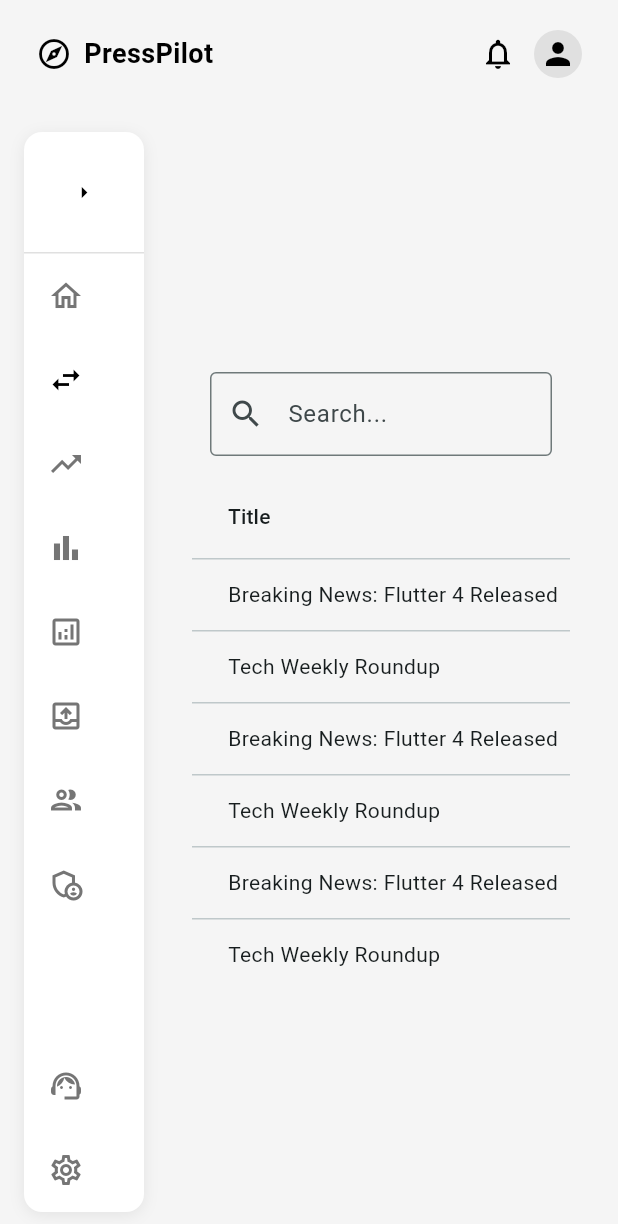
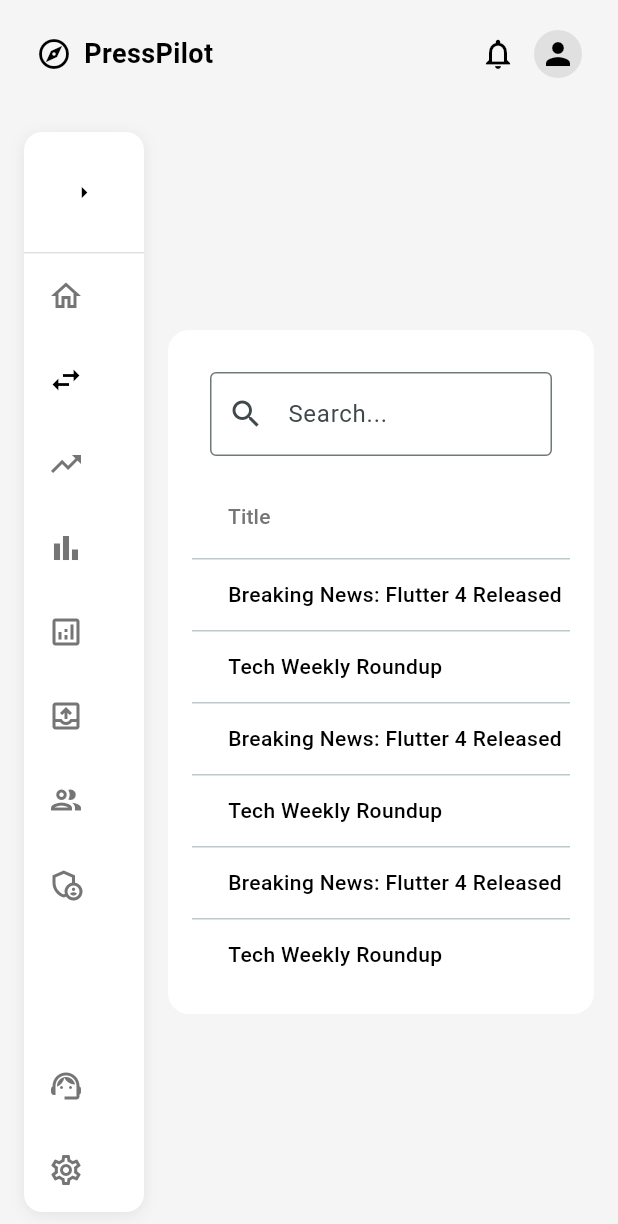
Before and after one commit to DebdaruDG/NewsForg, a Flutter app: the ContentScreen screen opened by its route, on a phone screen of 412 x 824 dp. Shown: the top 1224 px of the screen. Run offline on Flutter 3.47's test engine with Material 3 defaults, Android fonts, the phone set to English and light mode, and no system bars; our stand-ins replace go_router.

Commit message:
UI Updaytes

```diff
--- a/B2B Portal/lib/screens/content/content_screen.dart
+++ b/B2B Portal/lib/screens/content/content_screen.dart
@@ -1,4 +1,5 @@
 import 'package:flutter/material.dart';
+import 'package:newsforg_b2b_portal/utils/color_palette.dart';
 
 import '../../model/content_model.dart';
 import '../../utils/widgets/data_table.dart';
@@ -13,11 +14,15 @@ class ContentScreen extends StatefulWidget {
 class _ContentScreenState extends State<ContentScreen> {
   @override
   Widget build(BuildContext context) {
-    return Padding(
+    return Container(
       padding: const EdgeInsets.all(16),
-      child: LayoutBuilder(
-        builder: (context, constraints) {
-          return Column(
+      decoration: BoxDecoration(
+        color: DashboardColors.primaryWhite,
+        borderRadius: BorderRadius.all(Radius.circular(14)),
+      ),
+      child: Column(
+        mainAxisAlignment: MainAxisAlignment.start,
+        crossAxisAlignment: CrossAxisAlignment.start,
         children: [
           // Main data table content
           GenericDataTable<ContentModel>(
@@ -34,8 +39,6 @@ class _ContentScreenState extends State<ContentScreen> {
             onPublish: (item) => debugPrint('Publish ${item.title}'),
           ),
         ],
-          );
-        },
       ),
     );
   }
--- a/B2B Portal/lib/utils/textstyles_constant.dart
+++ b/B2B Portal/lib/utils/textstyles_constant.dart
@@ -52,4 +52,20 @@ class DashboardTextStyles {
     fontWeight: FontWeight.w600,
     color: DashboardColors.primaryWhite,
   );
+
+  // primary text 400
+  static const TextStyle primaryText400 = TextStyle(
+    fontFamily: fontFamily,
+    fontSize: 14,
+    fontWeight: FontWeight.w400,
+    color: DashboardColors.darkGrey,
+  );
+
+  // primary text 500
+  static const TextStyle primaryText500 = TextStyle(
+    fontFamily: fontFamily,
+    fontSize: 14,
+    fontWeight: FontWeight.w500,
+    color: DashboardColors.mediumGrey,
+  );
 }
--- a/B2B Portal/lib/utils/widgets/data_table.dart
+++ b/B2B Portal/lib/utils/widgets/data_table.dart
@@ -1,4 +1,7 @@
 import 'package:flutter/material.dart';
+
+import '../color_palette.dart';
+import '../textstyles_constant.dart';
 
 /// A generic model adapter type that provides a way to access data from any model.
 typedef FieldAccessor<T> = String Function(T model);
@@ -84,18 +87,40 @@ class _GenericDataTableState<T> extends State<GenericDataTable<T>> {
             columns: [
               ...widget.columns.entries.mapIndexed(
                 (i, entry) => DataColumn(
-                  label: Text(entry.key),
+                  label: Text(
+                    entry.key,
+                    style: DashboardTextStyles.primaryText500.copyWith(
+                      fontSize: 14,
+                      color: DashboardColors.mediumGrey,
+                    ),
+                  ),
                   onSort: (colIndex, ascending) => _onSort(colIndex, ascending),
                 ),
               ),
-              const DataColumn(label: Text('Actions')),
+              DataColumn(
+                label: Text(
+                  'Actions',
+                  style: DashboardTextStyles.primaryText500.copyWith(
+                    fontSize: 14,
+                    color: DashboardColors.mediumGrey,
+                  ),
+                ),
+              ),
             ],
             rows:
                 _filteredData.map((model) {
                   return DataRow(
                     cells: [
                       ...widget.columns.values.map(
-                        (accessor) => DataCell(Text(accessor(model))),
+                        (accessor) => DataCell(
+                          Text(
+                            accessor(model),
+                            style: DashboardTextStyles.primaryText500.copyWith(
+                              fontSize: 14,
+                              color: DashboardColors.primaryBlack,
+                            ),
+                          ),
+                        ),
                       ),
                       DataCell(
                         Row(
```
Lines whose indentation alone changed are shown as unchanged.
